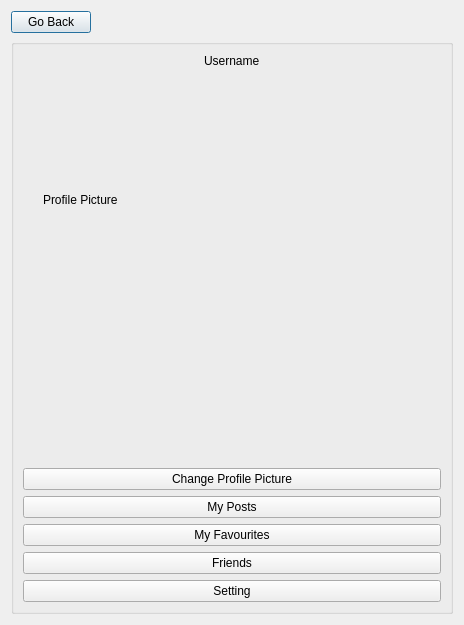
Honggeiry/ui, file UI_cw3/profile.ui: the form before one commit.
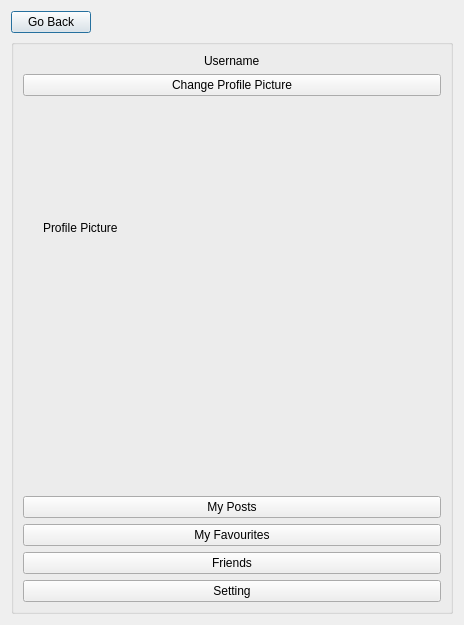
The form after the commit.

Commit message: update notification prompt's style

What changed in the file:
```diff
--- a/UI_cw3/profile.ui
+++ b/UI_cw3/profile.ui
@@ -49,6 +49,13 @@
         </property>
        </widget>
       </item>
+      <item>
+       <widget class="QPushButton" name="pushButton_5">
+        <property name="text">
+         <string>Change Profile Picture</string>
+        </property>
+       </widget>
+      </item>
       <item>
        <widget class="QSplitter" name="splitter">
         <property name="styleSheet">
@@ -103,13 +110,6 @@
             </widget>
            </widget>
           </item>
-          <item>
-           <widget class="QPushButton" name="pushButton_5">
-            <property name="text">
-             <string>Change Profile Picture</string>
-            </property>
-           </widget>
-          </item>
           <item>
            <widget class="QPushButton" name="pushButton">
             <property name="text">
```
The commit also changes 1 other file.
